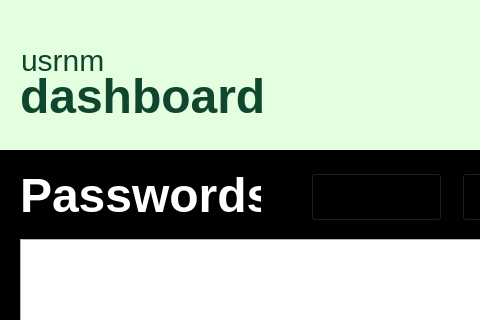
This is vault8_dashboard.ui in mvrck-dev/Clover as Qt 5 draws it before an edit; both pictures show x 0 to 480 and y 0 to 320 of the 850 by 530 pixel window. The edited form follows.
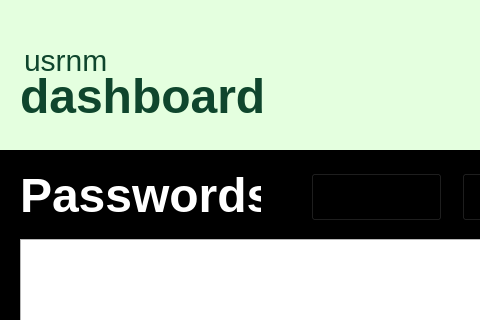
This is the edited form. Icons and pictures are not drawn.

```diff
--- a/vault8_dashboard.ui
+++ b/vault8_dashboard.ui
@@ -73,9 +73,9 @@
    <widget class="QLabel" name="usrnm">
     <property name="geometry">
      <rect>
-      <x>21</x>
+      <x>24</x>
       <y>40</y>
-      <width>121</width>
+      <width>110</width>
       <height>41</height>
      </rect>
     </property>
```
